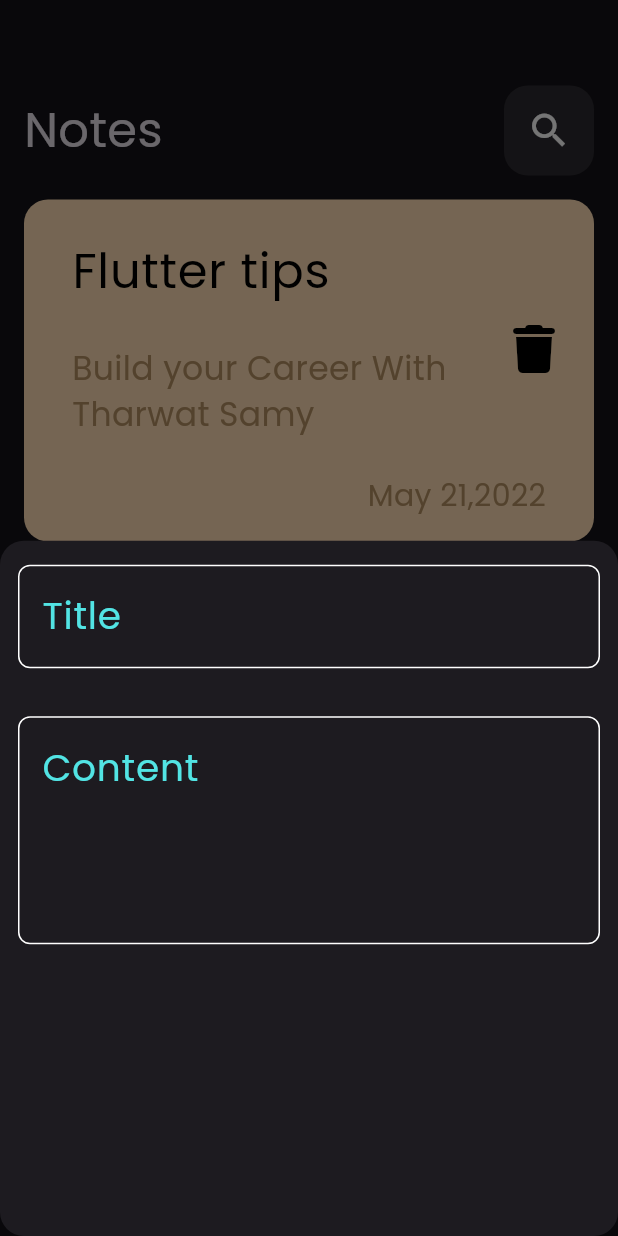
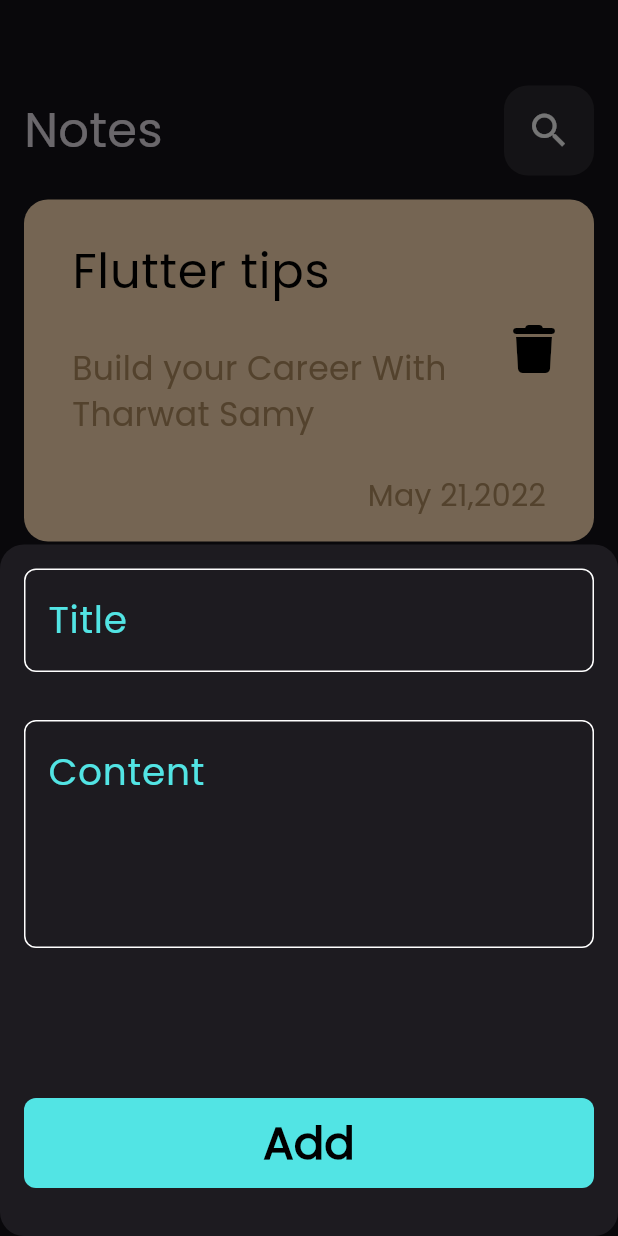
Before and after one commit to fares-ayman100/Notes-App, a Flutter app: the screen it shows after launch, after a tap on the "add" icon, on a phone screen of 412 x 824 dp. Run offline on Flutter 3.47's test engine with Material 3 defaults, Android fonts, the phone set to English and light mode, and no system bars; our stand-ins replace font_awesome_flutter.

Commit message:
finish add note buttom sheet

```diff
--- a/lib/Widget/add_note_buttom_sheet.dart
+++ b/lib/Widget/add_note_buttom_sheet.dart
@@ -1,17 +1,27 @@
 import 'package:flutter/material.dart';
+import 'package:notes_app/Widget/custom_text_buttom.dart';
 import 'package:notes_app/Widget/custom_text_field.dart';
+import 'package:notes_app/constant.dart';
 
 class AddNoteButtomSheet extends StatelessWidget {
   const AddNoteButtomSheet({super.key});
 
   @override
   Widget build(BuildContext context) {
-    return Column(
-      children: [
-        CustomTextField(maxline: 1, hintText: 'Title'),
-        SizedBox(height: 16),
-        CustomTextField(maxline: 5, hintText: 'Content'),
-      ],
+    return Padding(
+      padding: const EdgeInsets.only(top: 16, left: 16, right: 16, bottom: 16),
+      child: SingleChildScrollView(
+        child: Column(
+          children: [
+            CustomTextField(maxline: 1, hintText: 'Title'),
+            SizedBox(height: 32),
+            CustomTextField(maxline: 5, hintText: 'Content'),
+            SizedBox(height: 100),
+            CustomTextButtom(text: 'Add', color: primaryColor),
+            SizedBox(height: 16)
+          ],
+        ),
+      ),
     );
   }
 }
--- /dev/null
+++ b/lib/Widget/custom_text_buttom.dart
@@ -0,0 +1,32 @@
+import 'package:flutter/material.dart';
+import 'package:notes_app/constant.dart';
+
+class CustomTextButtom extends StatelessWidget {
+  const CustomTextButtom({super.key, required this.text, required this.color});
+  final String text;
+  final Color color;
+
+  @override
+  Widget build(BuildContext context) {
+    return Container(
+      decoration: BoxDecoration(
+        borderRadius: BorderRadius.circular(8),
+        color: primaryColor,
+      ),
+      width: double.infinity,
+      height: 60,
+
+      child: TextButton(
+        onPressed: () {},
+        child: Text(
+          text,
+          style: TextStyle(
+            color: Colors.black,
+            fontSize: 30,
+            fontWeight: FontWeight.bold,
+          ),
+        ),
+      ),
+    );
+  }
+}
--- a/lib/Widget/custom_text_field.dart
+++ b/lib/Widget/custom_text_field.dart
@@ -11,9 +11,7 @@ class CustomTextField extends StatelessWidget {
   final int maxline;
   @override
   Widget build(BuildContext context) {
-    return Padding(
-      padding: const EdgeInsets.only(top: 16, left: 12, right: 12),
-      child: TextField(
+    return TextField(
       maxLines: maxline,
       decoration: InputDecoration(
         hintText: hintText,
@@ -22,7 +20,6 @@ class CustomTextField extends StatelessWidget {
         border: buildBorder(),
         enabledBorder: buildBorder(Colors.white),
         focusedBorder: buildBorder(),
-        ),
       ),
     );
   }
```
Lines whose indentation alone changed are shown as unchanged.
